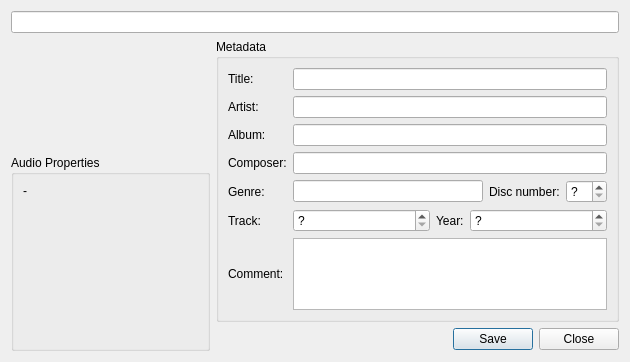
First picture: the form in src/qmmp/forms/abstractdetailsdialog.ui, repository ksv1986/qmmp-staging, before the edit.
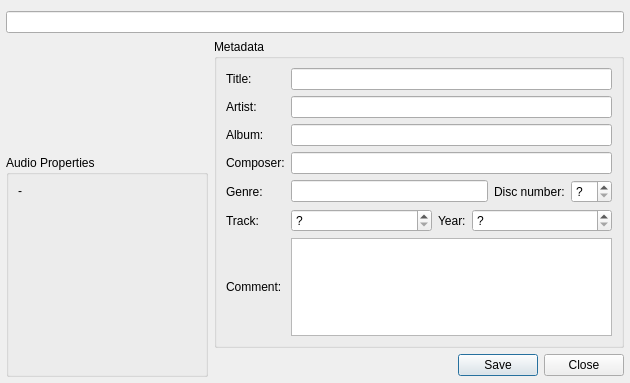
Second picture: the form after the edit. Custom widgets are drawn as their Qt base class.

Commit message: fixed details dialog layout

What changed in the file:
```diff
--- a/src/qmmp/forms/abstractdetailsdialog.ui
+++ b/src/qmmp/forms/abstractdetailsdialog.ui
@@ -1,22 +1,31 @@
 <?xml version="1.0" encoding="UTF-8"?>
 <ui version="4.0">
  <class>AbstractDetailsDialog</class>
- <widget class="QDialog" name="AbstractDetailsDialog">
-  <property name="geometry">
+ <widget class="QDialog" name="AbstractDetailsDialog" >
+  <property name="geometry" >
    <rect>
     <x>0</x>
     <y>0</y>
     <width>630</width>
-    <height>362</height>
+    <height>383</height>
    </rect>
   </property>
   <property name="windowTitle">
    <string>Details</string>
   </property>
-  <layout class="QGridLayout" name="gridLayout">
-   <item row="0" column="0" colspan="3">
-    <widget class="QLineEdit" name="pathLineEdit">
-     <property name="readOnly">
+  <layout class="QGridLayout" name="gridLayout" >
+   <property name="leftMargin" >
+    <number>6</number>
+   </property>
+   <property name="rightMargin" >
+    <number>6</number>
+   </property>
+   <property name="bottomMargin" >
+    <number>6</number>
+   </property>
+   <item row="0" column="0" colspan="3" >
+    <widget class="QLineEdit" name="pathLineEdit" >
+     <property name="readOnly" >
       <bool>true</bool>
      </property>
     </widget>
@@ -317,12 +326,12 @@
         <property name="readOnly">
          <bool>false</bool>
         </property>
-        <property name="html">
-         <string>&lt;!DOCTYPE HTML PUBLIC &quot;-//W3C//DTD HTML 4.0//EN&quot; &quot;http://www.w3.org/TR/REC-html40/strict.dtd&quot;&gt;
-&lt;html&gt;&lt;head&gt;&lt;meta name=&quot;qrichtext&quot; content=&quot;1&quot; /&gt;&lt;style type=&quot;text/css&quot;&gt;
+        <property name="html" >
+         <string>&lt;!DOCTYPE HTML PUBLIC "-//W3C//DTD HTML 4.0//EN" "http://www.w3.org/TR/REC-html40/strict.dtd">
+&lt;html>&lt;head>&lt;meta name="qrichtext" content="1" />&lt;style type="text/css">
 p, li { white-space: pre-wrap; }
-&lt;/style&gt;&lt;/head&gt;&lt;body style=&quot; font-family:'Arial'; font-size:10pt; font-weight:400; font-style:normal;&quot;&gt;
-&lt;p style=&quot;-qt-paragraph-type:empty; margin-top:0px; margin-bottom:0px; margin-left:0px; margin-right:0px; -qt-block-indent:0; text-indent:0px;&quot;&gt;&lt;/p&gt;&lt;/body&gt;&lt;/html&gt;</string>
+&lt;/style>&lt;/head>&lt;body style=" font-family:'Arial'; font-size:8pt; font-weight:400; font-style:normal;">
+&lt;p style="-qt-paragraph-type:empty; margin-top:0px; margin-bottom:0px; margin-left:0px; margin-right:0px; -qt-block-indent:0; text-indent:0px; font-size:10pt;">&lt;/p>&lt;/body>&lt;/html></string>
         </property>
        </widget>
       </item>
```
Left out of the diff: 237 changed lines with no effect on the pictures. The commit also changes 1 other file.
